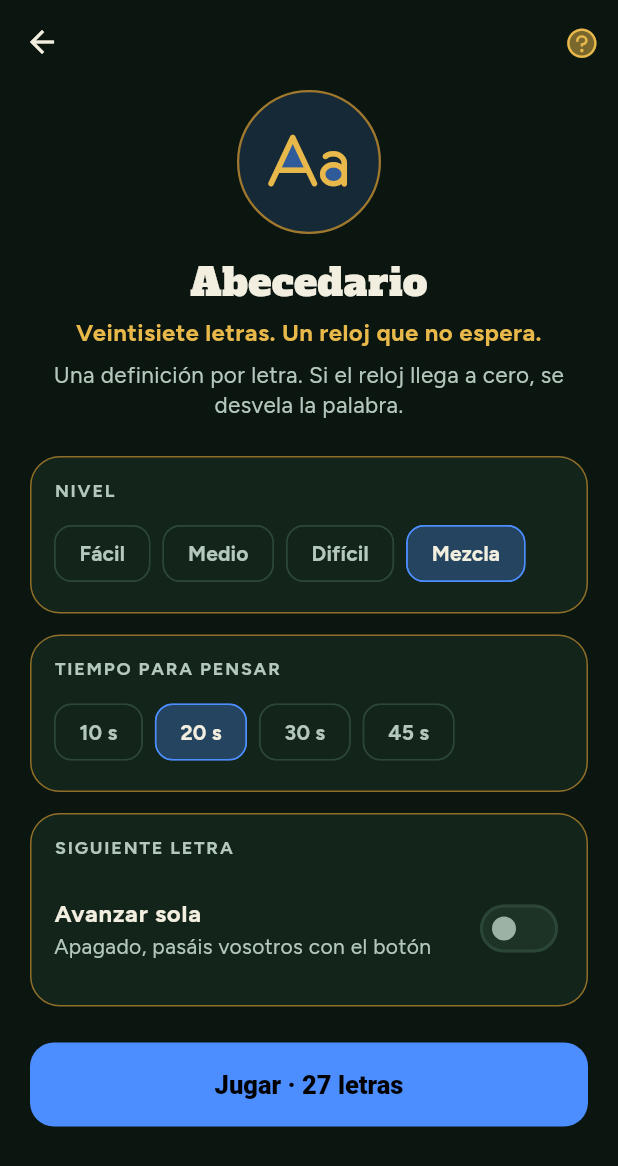
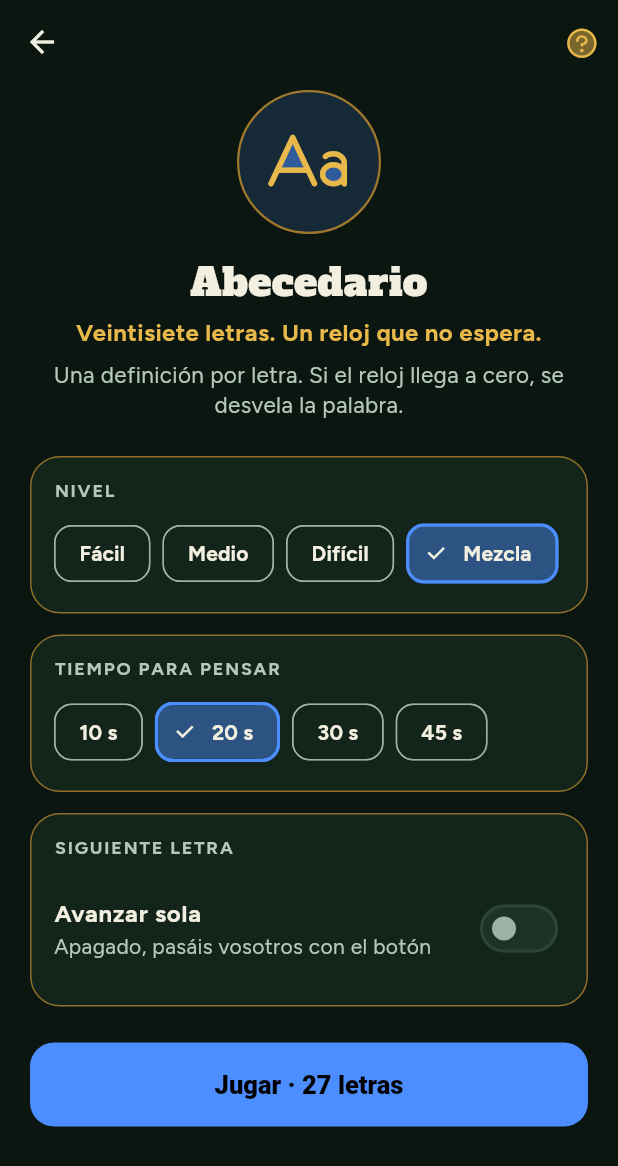
Before and after one commit to jlopez0/Paddock, a Flutter app: the AbecedarioSetupScreen screen opened by its route, on a phone screen of 412 x 824 dp. Shown: the top 1166 px of the screen. Run offline on Flutter 3.47's test engine with Material 3 defaults, Android fonts, the phone set to English and light mode, and no system bars; our stand-ins replace audioplayers, confetti, flutter_riverpod, flutter_svg, go_router, material_ui and 3 more; accounts and stored records are empty; project files that could hold a hidden picture were left out.

Commit message:
feat(diseno): pulido final, licencias, origen de recursos y cumplimiento
Barras de partida con la tipografia de titulos, contador de letras, separacion de
los avisos de Copa, contraste del Abecedario, enlace de la baraja en Creditos,
origen verificado de las fuentes Phosphor, contraste de los colores nuevos,
nota de Apple sobre azar simulado y decision del redisenio en decisions.md.

Co-Authored-By: Claude Sonnet 5.5 <noreply@anthropic.com>

```diff
--- a/lib/app/licenses.dart
+++ b/lib/app/licenses.dart
@@ -5,7 +5,7 @@ import 'package:flutter/services.dart';
 const _extraLicenses = <(List<String>, String)>[
   (['Alfa Slab One (fuente)'], 'assets/licenses/AlfaSlabOne-OFL.txt'),
   (['Figtree (fuente)'], 'assets/licenses/Figtree-OFL.txt'),
-  (['phosphor_flutter (iconos Phosphor)'], 'assets/licenses/Phosphor-MIT.txt'),
+  (['Phosphor Icons (fuentes de iconos)'], 'assets/licenses/Phosphor-MIT.txt'),
   (['confetti'], 'assets/licenses/confetti-MIT.txt'),
 ];
 
--- a/lib/core/consequences/consequence_banner.dart
+++ b/lib/core/consequences/consequence_banner.dart
@@ -60,6 +60,7 @@ class ConsequenceBanner extends StatelessWidget {
     return Column(
       mainAxisSize: MainAxisSize.min,
       crossAxisAlignment: CrossAxisAlignment.stretch,
+      spacing: 8,
       children: rows,
     );
   }
--- a/lib/games/abecedario/ui/abecedario_setup_screen.dart
+++ b/lib/games/abecedario/ui/abecedario_setup_screen.dart
@@ -161,14 +161,16 @@ class _Options<T> extends StatelessWidget {
           ChoiceChip(
             label: Text(labelOf(v)),
             selected: v == selected,
-            showCheckmark: false,
-            selectedColor: abecedarioColor.withValues(alpha: 0.3),
-            labelStyle: TextStyle(
+            showCheckmark: true,
+            checkmarkColor: AppColors.text,
+            selectedColor: abecedarioColor.withValues(alpha: 0.45),
+            labelStyle: const TextStyle(
               fontWeight: FontWeight.w700,
-              color: v == selected ? AppColors.text : GameColors.mutedText,
+              color: AppColors.text,
             ),
             side: BorderSide(
-              color: v == selected ? abecedarioColor : AppColors.outline,
+              color: v == selected ? abecedarioColor : AppColors.textMuted,
+              width: v == selected ? 2 : 1,
             ),
             onSelected: (_) {
               AppFeedback.selection();
--- a/lib/games/infiltrado/ui/infiltrado_result_screen.dart
+++ b/lib/games/infiltrado/ui/infiltrado_result_screen.dart
@@ -219,7 +219,7 @@ class _Outcome extends ConsumerWidget {
       children: [
         Expanded(
           child: ListView(
-            padding: const EdgeInsets.only(top: 8, bottom: 8),
+            padding: const EdgeInsets.only(top: 8, bottom: 20),
             children: [
               Semantics(
                 label: outcome.impostorsWin
```
Also changed, not shown: lib/app/credits_screen.dart (+10 -0 lines), lib/core/players/player_widgets.dart (+10 -0 lines), lib/games/infiltrado/ui/infiltrado_widgets.dart (+10 -3 lines), lib/games/prompt_deck/prompt_deck_screens.dart (+6 -7 lines), 7 other files.
